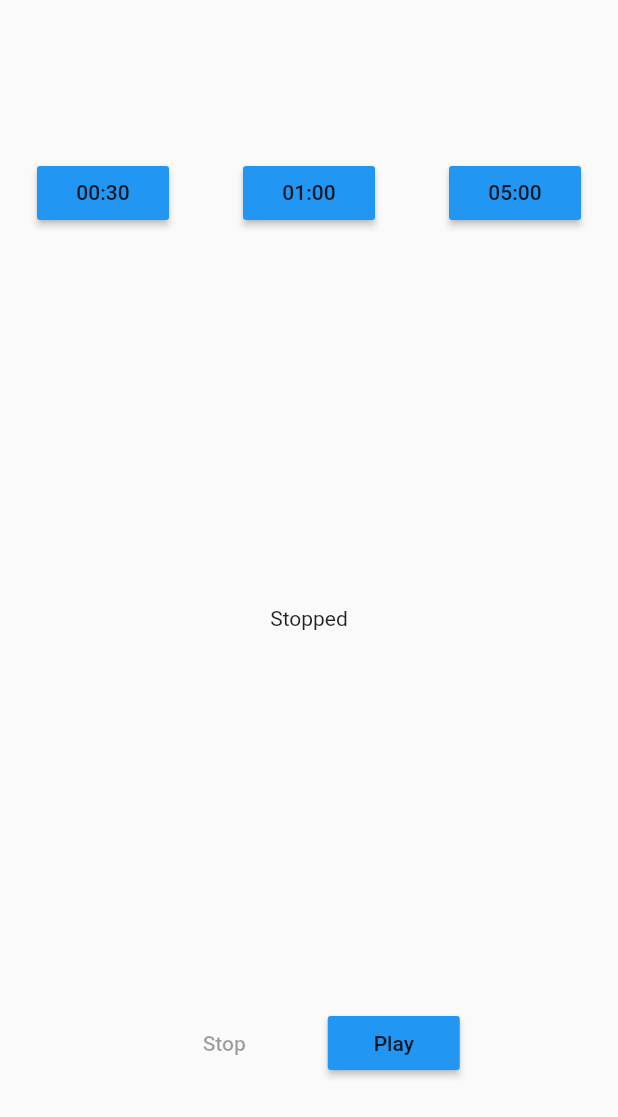
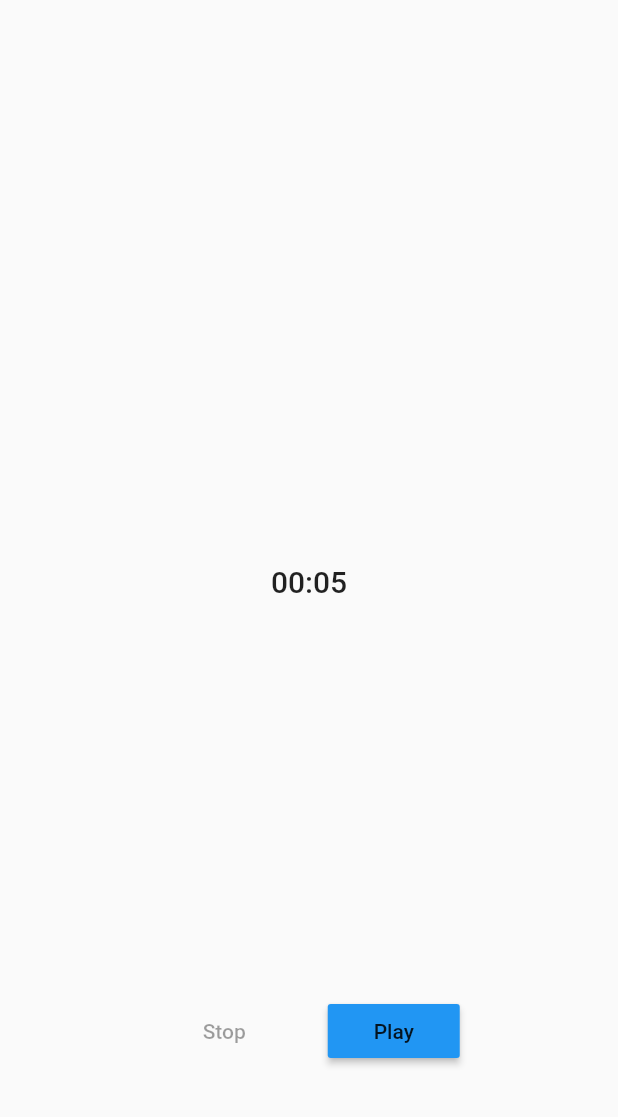
Before and after one commit to dbenitez-bcn/workout_timer, a Flutter app: the screen it shows after launch, after a tap on "Play", after a tap on "Stop", on a phone screen of 412 x 824 dp. Shown: the top 1117 px of the screen. Run offline on Flutter 3.47's test engine with Material 2 defaults, Android fonts, the phone set to English and light mode, and no system bars.

Commit message:
simpifies code

```diff
--- a/lib/view/screens/main_screen.dart
+++ b/lib/view/screens/main_screen.dart
@@ -1,9 +1,10 @@
 import 'package:flutter/material.dart';
-import 'package:workout_timer/model/timer.dart';
-import 'package:workout_timer/viewmodel/TimerVM.dart';
+import 'package:workout_timer/view/widgets/time_displayer.dart';
+import 'package:workout_timer/viewmodel/timer_vm.dart';
 
 class MainScreen extends StatelessWidget {
-  final TimerVM vm = TimerVM(timer: Timer(minutes: 0, seconds: 5));
+  final TimerVM vm = TimerVM();
+
   @override
   Widget build(BuildContext context) {
     return Scaffold(
@@ -11,29 +12,7 @@ class MainScreen extends StatelessWidget {
         child: Column(
           mainAxisAlignment: MainAxisAlignment.spaceAround,
           children: <Widget>[
-            Row(
-              mainAxisAlignment: MainAxisAlignment.spaceAround,
-              children: <Widget>[
-                MaterialButton(
-                    color: Theme.of(context).primaryColor,
-                    child: Text("00:30"),
-                    onPressed: () {
-                      this.vm.setTime(0, 30);
-                    }),
-                MaterialButton(
-                    color: Theme.of(context).primaryColor,
-                    child: Text("01:00"),
-                    onPressed: () {
-                      this.vm.setTime(1, 20);
-                    }),
-                MaterialButton(
-                    color: Theme.of(context).primaryColor,
-                    child: Text("05:00"),
-                    onPressed: () {
-                      this.vm.setTime(5, 20);
-                    }),
-              ],
-            ),
+            SizedBox(),
             SizedBox(
               width: 100,
               height: 100,
@@ -42,23 +21,12 @@ class MainScreen extends StatelessWidget {
                   stream: this.vm.status,
                   initialData: Status.stopped,
                   builder: (context, snapshot) {
-                      var timerino = Center(
-                        child: StreamBuilder<String>(
-                          stream: this.vm.start(),
-                          initialData: "",
-                          builder: (context, snapshot) {
-                            return Text(snapshot.data,
-                                style: Theme.of(context).textTheme.title);
-                          },
-                        ),
-                      );
-
                     switch (snapshot.data) {
                       case Status.running:
-                          return timerino;
+                        return Text("Running");
                         break;
                       case Status.stopped:
-                          return Text("Stopped");
+                        return TimerDisplayer(time: this.vm.getTime());
                         break;
                       case Status.paused:
                         return Text("Paused");
@@ -67,7 +35,8 @@ class MainScreen extends StatelessWidget {
                         return Text("Errorino");
                         break;
                     }
-                    }),
+                  },
+                ),
               ),
             ),
             StreamBuilder<Status>(
--- /dev/null
+++ b/lib/view/widgets/time_displayer.dart
@@ -0,0 +1,18 @@
+import 'package:flutter/material.dart';
+
+class TimerDisplayer extends StatelessWidget {
+  const TimerDisplayer({
+    Key key,
+    @required this.time,
+  }) : super(key: key);
+
+  final String time;
+
+  @override
+  Widget build(BuildContext context) {
+    return Text(
+      this.time,
+      style: Theme.of(context).textTheme.title,
+    );
+  }
+}
--- a/lib/viewmodel/TimerVM.dart
+++ b/lib/viewmodel/timer_vm.dart
@@ -6,35 +6,17 @@ class TimerVM {
   Timer timer;
   Status _status;
 
-  TimerVM({@required this.timer}) {
-    this._setStatus(Status.stopped);
-  }
-
-  StreamController<Status> _statusController = StreamController<Status>.broadcast();
+  StreamController<Status> _statusController;
   Stream<Status> get status => _statusController.stream;
 
-  StreamController<String> _timeController = StreamController<String>();
+  StreamController<String> _timeController;
   Stream<String> get time => _timeController.stream;
 
-  String getTime(int foo) {
-    String minutes;
-    String seconds;
-    if (this.timer.minutes < 10) {
-      minutes = "0${this.timer.minutes}";
-    } else {
-      minutes = "${this.timer.minutes}";
-    }
-
-    if (foo < 10) {
-      seconds = "0$foo";
-    } else {
-      seconds = "$foo";
-    }
-    return minutes + ":" + seconds;
-  }
-
-  void setTime(int minutes, int seconds) {
-    this.timer = Timer(minutes: minutes, seconds: seconds);
+  TimerVM() {
+    this.timer = Timer(minutes: 0, seconds: 5);
+    this._statusController = StreamController<Status>.broadcast();
+    this._timeController = StreamController<String>();
+    this._setStatus(Status.stopped);
   }
 
   void stop() {
@@ -54,6 +36,29 @@ class TimerVM {
     this._statusController.add(this._status);
   }
 
+  String getTime() {
+    return getFormatTime(this.timer.minutes, this.timer.seconds);
+  }
+
+  String getFormatTime(int minutes, int seconds) {
+    String time = "";
+
+    time += formatTime(minutes);
+    time += ":";
+    time += formatTime(seconds);
+
+    return time;
+  }
+
+  String formatTime(int value) {
+    return value < 10 ? "0$value" : "$value";
+  }
+
+  /*void setTime(int minutes, int seconds) {
+    this.timer = Timer(minutes: minutes, seconds: seconds);
+  }
+
+
   Stream<String> start() async* {
     for (int i = 0; i < this.timer.seconds; i++) {
       yield getTime(this.timer.seconds - i);
@@ -64,7 +69,7 @@ class TimerVM {
 
     await Future.delayed(Duration(seconds: 1));
     this._setStatus(Status.stopped);
-  }
+  }*/
 
   void dispose() {
     this._statusController.close();
```
Lines whose indentation alone changed are shown as unchanged.
